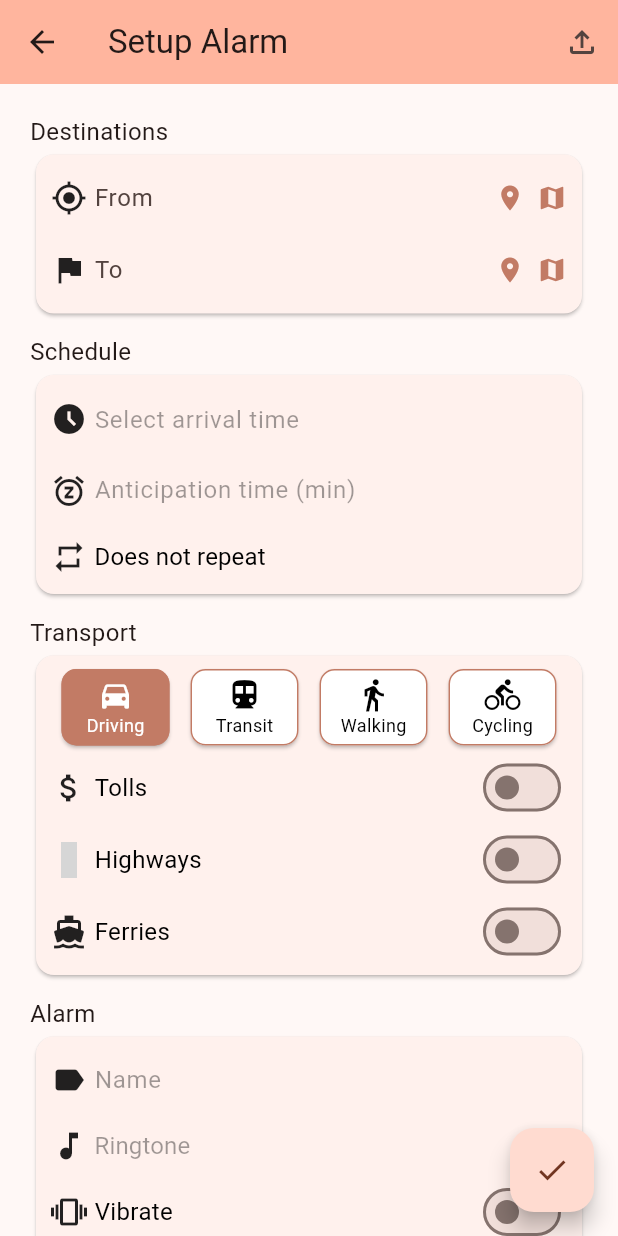
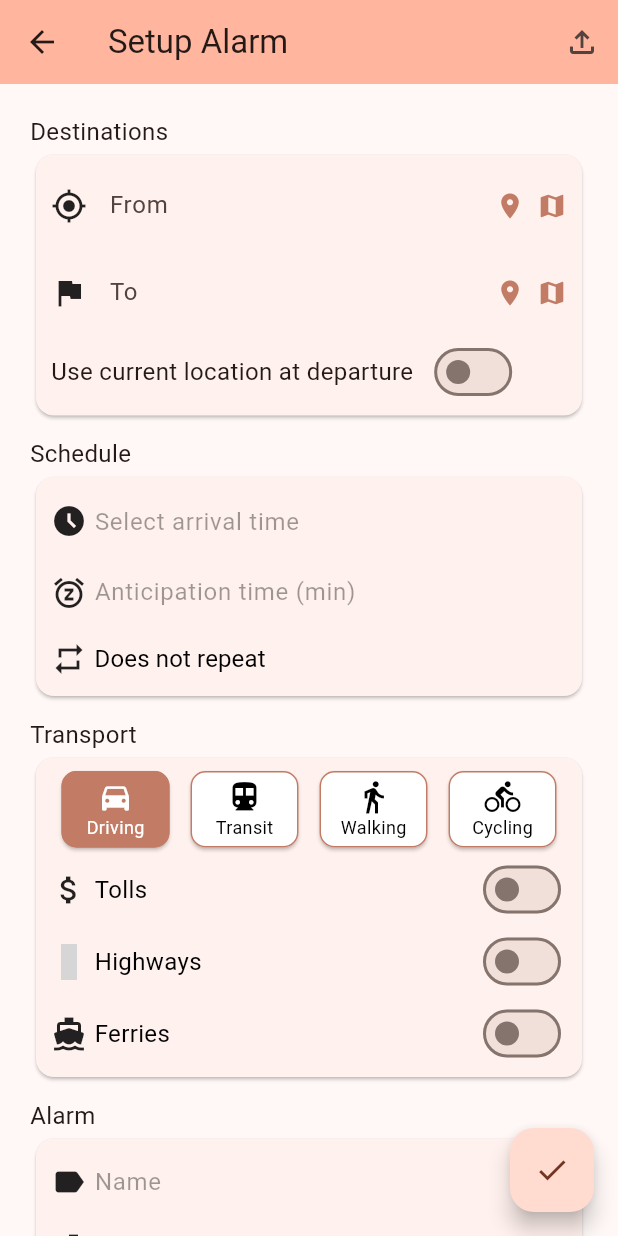
Before and after one commit to Rikenunes8/feup-s-TimeToLeaveAlarm, a Flutter app: the AlarmPage screen opened by its route, after a tap on the "location on" icon, on a phone screen of 412 x 824 dp. Run offline on Flutter 3.47's test engine with Material 3 defaults, Android fonts, the phone set to English and light mode, and no system bars; drawn by our look-alikes of date_field; our stand-ins replace community_material_icon, geolocator, google_maps_flutter, google_places_flutter, share_plus, sqflite; missing offline and left inert: add_2_calendar, android_alarm_manager_plus, android_intent_plus, flutter_sound_lite, flutter_system_ringtones, uri_to_file; accounts and stored records are empty; grey boxes are pictures that could not be loaded.

Commit message:
initial implementation of current location feature

```diff
--- a/time_to_leave_alarm/lib/components/alarm_settings_address_tile.dart
+++ b/time_to_leave_alarm/lib/components/alarm_settings_address_tile.dart
@@ -9,6 +9,7 @@ class AlarmSettingsAddressTile extends StatelessWidget {
   final TextEditingController controller;
   final void Function()? onClear;
   final double? iconSize;
+  final bool disabled;
 
   const AlarmSettingsAddressTile(
       {super.key,
@@ -16,7 +17,8 @@ class AlarmSettingsAddressTile extends StatelessWidget {
       required this.icon,
       required this.controller,
       this.onClear,
-      this.iconSize});
+      this.iconSize,
+      this.disabled = false});
 
   Widget _buildAddressTile(BuildContext context) {
     return Row(children: [
@@ -26,17 +28,35 @@ class AlarmSettingsAddressTile extends StatelessWidget {
           child: AutoCompleteTextField(
         controller: controller,
         hintText: hintText,
-        textStyle: controller.text.isEmpty
-            ? const TextStyle(fontSize: 16, color: Colors.black26, fontWeight: FontWeight.w400)
-            : const TextStyle(fontSize: 16, color: Colors.black, fontWeight: FontWeight.w400),
+        textStyle:
+          disabled ?
+            const TextStyle(fontSize: 16, color: Colors.grey, fontWeight: FontWeight.w400)
+          : controller.text.isEmpty
+            ? const TextStyle(
+                fontSize: 16,
+                color: Colors.black26,
+                fontWeight: FontWeight.w400)
+            : const TextStyle(
+                fontSize: 16, color: Colors.black, fontWeight: FontWeight.w400),
+        disabled: disabled,
       )),
-      if (controller.text.isNotEmpty)
+      if (controller.text.isNotEmpty & !disabled)
         GestureDetector(
             onTap: () => {controller.clear(), if (onClear != null) onClear!()},
             child: const Icon(Icons.clear)),
-      MyLocationButton(then: (address) => {controller.text = address}, iconSize: 20),
-      MapLocationButton(then: (address) => {controller.text = address}, iconSize: 20),
+      if (!disabled) _locationSetButtons(),
     ]);
+  }
+
+  _locationSetButtons() {
+    return Row(
+      children: [
+        MyLocationButton(
+            then: (address) => {controller.text = address}, iconSize: 20),
+        MapLocationButton(
+            then: (address) => {controller.text = address}, iconSize: 20),
+      ],
+    );
   }
 
   @override
--- /dev/null
+++ b/time_to_leave_alarm/lib/components/current_location_switch.dart
@@ -0,0 +1,33 @@
+import 'package:flutter/material.dart';
+import 'package:time_to_leave_alarm/controllers/api/integrations/permissions.dart';
+
+class CurrentLocationSwitch extends StatelessWidget {
+  final Function(bool) onChanged;
+  final bool value;
+
+  const CurrentLocationSwitch(
+      {super.key, required this.value, required this.onChanged});
+
+  Future<void> _onSwitch(bool newValue, BuildContext context) async {
+    final hasPermission = await handleLocationPermission(context);
+    if (!hasPermission) {
+      onChanged(false);
+      return;
+    }
+    onChanged(newValue);
+  }
+
+  @override
+  Widget build(BuildContext context) {
+    return Row(
+      mainAxisAlignment: MainAxisAlignment.start,
+      children:[
+        const Text("Use current location at departure", style: TextStyle(fontSize: 16)),
+        const SizedBox(width: 10),
+        Switch(
+          value: value,
+          onChanged: (value) => _onSwitch(value, context)
+        )
+      ]);
+  }
+}
--- a/time_to_leave_alarm/lib/components/my_location_button.dart
+++ b/time_to_leave_alarm/lib/components/my_location_button.dart
@@ -2,6 +2,7 @@ import 'package:flutter/material.dart';
 import 'package:geolocator/geolocator.dart';
 import 'package:google_maps_flutter/google_maps_flutter.dart';
 import 'package:time_to_leave_alarm/controllers/api/requests/coordinates_to_address.dart';
+import 'package:time_to_leave_alarm/controllers/api/integrations/permissions.dart';
 
 class MyLocationButton extends StatelessWidget {
   const MyLocationButton({super.key, required this.then, this.iconSize = 30});
@@ -9,38 +10,9 @@ class MyLocationButton extends StatelessWidget {
   final Function(String) then;
   final double iconSize;
 
-  // Shamelessly stolen from https://medium.com/@fernnandoptr/how-to-get-users-current-location-address-in-flutter-geolocator-geocoding-be563ad6f66a
-  Future<bool> _handleLocationPermission(BuildContext context) async {
-    bool serviceEnabled;
-    LocationPermission permission;
-
-    serviceEnabled = await Geolocator.isLocationServiceEnabled();
-    if (!serviceEnabled) {
-      ScaffoldMessenger.of(context).showSnackBar(const SnackBar(
-          content: Text(
-              'Location services are disabled. Please enable the services')));
-      return false;
-    }
-    permission = await Geolocator.checkPermission();
-    if (permission == LocationPermission.denied) {
-      permission = await Geolocator.requestPermission();
-      if (permission == LocationPermission.denied) {
-        ScaffoldMessenger.of(context).showSnackBar(
-            const SnackBar(content: Text('Location permissions are denied')));
-        return false;
-      }
-    }
-    if (permission == LocationPermission.deniedForever) {
-      ScaffoldMessenger.of(context).showSnackBar(const SnackBar(
-          content: Text(
-              'Location permissions are permanently denied, we cannot request permissions.')));
-      return false;
-    }
-    return true;
-  }
 
   Future<void> _onPressedLocationButton(BuildContext context) async {
-    final hasPermission = await _handleLocationPermission(context);
+    final hasPermission = await handleLocationPermission(context);
     if (!hasPermission) return;
     await Geolocator.getCurrentPosition(desiredAccuracy: LocationAccuracy.high)
         .then((Position position) {
--- a/time_to_leave_alarm/lib/controllers/alarm_manager.dart
+++ b/time_to_leave_alarm/lib/controllers/alarm_manager.dart
@@ -14,6 +14,7 @@ import 'package:time_to_leave_alarm/controllers/utils.dart';
 import 'database_manager.dart';
 
 const minTimeToRecalculateDistance = 10;
+const minTimeToRecalculateDistanceForCurrentLocation = 2;
 
 // Be sure to annotate your callback function to avoid issues in release mode on Flutter >= 3.3.0
 @pragma('vm:entry-point')
--- a/time_to_leave_alarm/lib/controllers/api/integrations/launch_maps.dart
+++ b/time_to_leave_alarm/lib/controllers/api/integrations/launch_maps.dart
@@ -12,7 +12,9 @@ void launchAlarmNavigation(Alarm alarm) async {
 
 Uri _buildUri(Alarm alarm) {
   const String baseUrl = "https://www.google.com/maps/dir/?api=1";
-  final String origin = "&origin=${alarm.origin}";
+  final String origin = alarm.origin != CURRENT_LOCATION_STRING
+      ? "&origin=${alarm.origin}"
+      : "";
   final String destination = "&destination=${alarm.destination}";
   final String waypoints =
       "&waypoints=${alarm.getIntermediateLocations().where((e) => e.isNotEmpty).join("|")}";
--- /dev/null
+++ b/time_to_leave_alarm/lib/controllers/api/integrations/permissions.dart
@@ -0,0 +1,33 @@
+import 'package:flutter/material.dart';
+import 'package:geolocator/geolocator.dart';
+
+// Shamelessly stolen from https://medium.com/@fernnandoptr/how-to-get-users-current-location-address-in-flutter-geolocator-geocoding-be563ad6f66a
+  Future<bool> handleLocationPermission(BuildContext context) async {
+    bool serviceEnabled;
+    LocationPermission permission;
+
+
+    serviceEnabled = await Geolocator.isLocationServiceEnabled();
+    if (!serviceEnabled) {
+      ScaffoldMessenger.of(context).showSnackBar(const SnackBar(
+          content: Text(
+              'Location services are disabled. Please enable the services')));
+      return false;
+    }
+    permission = await Geolocator.checkPermission();
+    if (permission == LocationPermission.denied) {
+      permission = await Geolocator.requestPermission();
+      if (permission == LocationPermission.denied) {
+        ScaffoldMessenger.of(context).showSnackBar(
+            const SnackBar(content: Text('Location permissions are denied')));
+        return false;
+      }
+    }
+    if (permission == LocationPermission.deniedForever) {
+      ScaffoldMessenger.of(context).showSnackBar(const SnackBar(
+          content: Text(
+              'Location permissions are permanently denied, we cannot request permissions.')));
+      return false;
+    }
+    return true;
+  }
--- a/time_to_leave_alarm/lib/controllers/api/requests/calculate_distance.dart
+++ b/time_to_leave_alarm/lib/controllers/api/requests/calculate_distance.dart
@@ -1,9 +1,10 @@
 import 'dart:convert';
 
 import 'package:flutter/material.dart';
+import 'package:geolocator/geolocator.dart';
 import 'package:time_to_leave_alarm/controllers/api/secrets.dart';
+import 'package:time_to_leave_alarm/models/alarm.dart';
 import 'package:http/http.dart' as http;
-
 
 calculateDistance(
     {required String origin,
@@ -14,7 +15,7 @@ calculateDistance(
     avoidTolls = false,
     avoidHighways = false,
     avoidFerries = false,
-    DateTime? arrivalTime}) {
+    DateTime? arrivalTime}) async {
   if (googleDistanceAPIKey == '') {
     debugPrint('Google Distance API Key not configured. Using mock data');
     then(600 /*+ Random().nextInt(100)*/);
@@ -35,18 +36,18 @@ calculateDistance(
       'destination': {
         'address': destination,
       },
-      'origin': {
-        'address': origin,
-      },
+      'origin': await _getOriginLocation(origin),
       if (intermediateLocations.isNotEmpty) 'intermediates': intermediates,
       'travelMode': travelMode,
       if (travelMode == 'DRIVE') 'routingPreference': 'TRAFFIC_AWARE',
-      if (travelMode == 'DRIVE') 'routeModifiers': {
-        'avoidTolls': avoidTolls,
-        'avoidHighways': avoidHighways,
-        'avoidFerries': avoidFerries
-      },
-      if (travelMode == 'TRANSIT' && arrivalTime != null) 'arrivalTime': arrivalTime.toUtc().toString().replaceFirst(' ', 'T'),
+      if (travelMode == 'DRIVE')
+        'routeModifiers': {
+          'avoidTolls': avoidTolls,
+          'avoidHighways': avoidHighways,
+          'avoidFerries': avoidFerries
+        },
+      if (travelMode == 'TRANSIT' && arrivalTime != null)
+        'arrivalTime': arrivalTime.toUtc().toString().replaceFirst(' ', 'T'),
     };
 
     final uri = Uri.https(
@@ -67,3 +68,19 @@ calculateDistance(
     });
   }
 }
+
+_getOriginLocation(String origin) async {
+  if (origin == CURRENT_LOCATION_STRING) {
+    var coordinates = await Geolocator.getCurrentPosition(
+        desiredAccuracy: LocationAccuracy.high);
+    return {
+      "location": {
+        "latLng": {"latitude": coordinates.latitude, "longitude": coordinates.longitude}
+      }
+    };
+  } else {
+    return {
+      'address': origin,
+    };
+  }
+}
--- a/time_to_leave_alarm/lib/controllers/api/widgets/auto_complete_text_field.dart
+++ b/time_to_leave_alarm/lib/controllers/api/widgets/auto_complete_text_field.dart
@@ -4,22 +4,31 @@ import 'package:google_places_flutter/model/prediction.dart';
 import 'package:time_to_leave_alarm/controllers/api/secrets.dart';
 
 class AutoCompleteTextField extends StatelessWidget {
-  const AutoCompleteTextField({super.key, required this.controller, required this.hintText, this.textStyle});
+  const AutoCompleteTextField(
+      {super.key,
+      required this.controller,
+      required this.hintText,
+      this.textStyle,
+      this.disabled = false});
 
   final TextEditingController controller;
   final String hintText;
   final TextStyle? textStyle;
+  final bool disabled;
 
   Widget buildMock(BuildContext context) {
-    return TextField(
+    return Container(
+        alignment: Alignment.centerLeft,
+        padding: const EdgeInsets.symmetric(horizontal: 10, vertical: 5),
+        child: TextField(
             controller: controller,
+            style: textStyle ?? const TextStyle(),
             decoration: InputDecoration(
               hintText: hintText,
               border: InputBorder.none,
               enabledBorder: InputBorder.none,
             ),
-        style: textStyle
-    );
+            readOnly: disabled));
   }
 
   Widget buildApi(BuildContext context) {
@@ -41,8 +50,8 @@ class AutoCompleteTextField extends StatelessWidget {
       },
       itemClick: (Prediction prediction) {
         controller.text = prediction.description ?? "";
-        controller.selection =
-            TextSelection.fromPosition(TextPosition(offset: prediction.description?.length ?? 0));
+        controller.selection = TextSelection.fromPosition(
+            TextPosition(offset: prediction.description?.length ?? 0));
       },
       seperatedBuilder: const Divider(),
       // OPTIONAL// If you want to customize list view item builder
@@ -71,6 +80,7 @@ class AutoCompleteTextField extends StatelessWidget {
     if (googleAutocompleteAPIKey == '') {
       return buildMock(context);
     } else {
+      if (disabled) return buildMock(context);
       return buildApi(context);
     }
   }
--- a/time_to_leave_alarm/lib/models/alarm.dart
+++ b/time_to_leave_alarm/lib/models/alarm.dart
@@ -1,5 +1,7 @@
 import 'dart:convert';
 import 'dart:io';
+
+const String CURRENT_LOCATION_STRING = "Current Location";
 
 class Alarm {
   int? id;
--- a/time_to_leave_alarm/lib/views/alarm_page.dart
+++ b/time_to_leave_alarm/lib/views/alarm_page.dart
@@ -149,7 +149,7 @@ class _AlarmPageState extends State<AlarmPage> {
             AlarmSection(controller: alarmController),
             const SizedBox(
               height: 50,
-            )
+            ),
           ],
         ),
       ),
--- a/time_to_leave_alarm/lib/views/alarm_settings/destinations_section.dart
+++ b/time_to_leave_alarm/lib/views/alarm_settings/destinations_section.dart
@@ -1,6 +1,7 @@
 import 'package:flutter/material.dart';
 import 'package:time_to_leave_alarm/components/alarm_settings_address_tile.dart';
 import 'package:time_to_leave_alarm/components/alarm_settings_section.dart';
+import 'package:time_to_leave_alarm/components/current_location_switch.dart';
 import 'package:time_to_leave_alarm/models/alarm.dart';
 
 class DestinationsSection extends StatelessWidget {
@@ -10,11 +11,14 @@ class DestinationsSection extends StatelessWidget {
 
   @override
   Widget build(BuildContext context) {
+    final usingCurrentLocation = controller.fromController.text == CURRENT_LOCATION_STRING;
+
     return AlarmSettingsSection(sectionTitle: "Destinations", children: [
       AlarmSettingsAddressTile(
         icon: Icons.my_location,
         hintText: "From",
         controller: controller.fromController,
+        disabled: usingCurrentLocation,
       ),
       for (final controller in controller.intermediateControllers)
         AlarmSettingsAddressTile(
@@ -27,6 +31,16 @@ class DestinationsSection extends StatelessWidget {
         hintText: "To",
         controller: controller.toController,
       ),
+      CurrentLocationSwitch(
+        value: usingCurrentLocation,
+        onChanged: (value) => {
+          if (value) {
+            controller.fromController.text = CURRENT_LOCATION_STRING
+          } else {
+            controller.fromController.text = ''
+          }
+        }
+      )
     ]);
   }
 }
```
Also changed, not shown: time_to_leave_alarm/pubspec.lock, 1 other file. Lines whose indentation alone changed are shown as unchanged.
